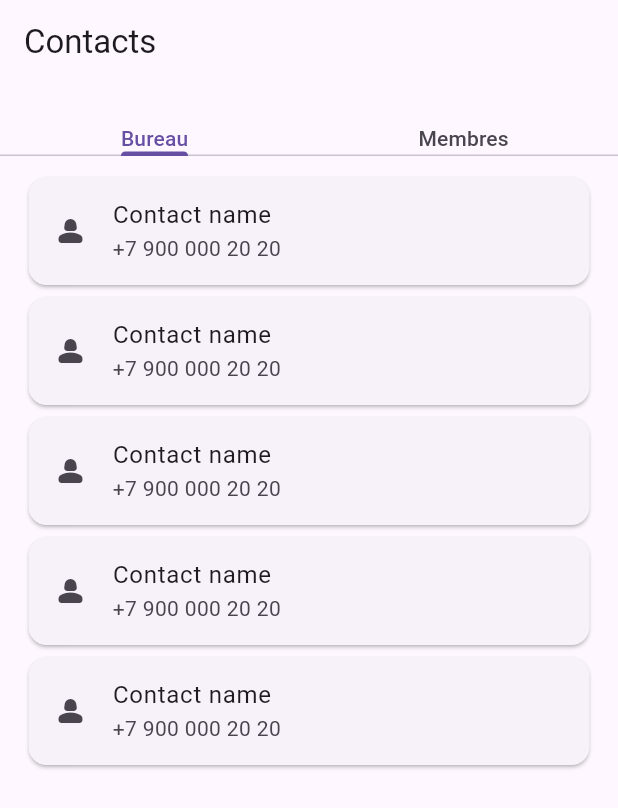
After one commit to DinoRu/Fedesie-app, a Flutter app: the ContactPage screen opened directly, on a phone screen of 412 x 824 dp. The commit adds this screen. Shown: the top 808 px of the screen. Run offline on Flutter 3.47's test engine with Material 3 defaults, Android fonts, the phone set to English and light mode, and no system bars; our stand-ins replace icons_plus, intl_phone_field, intl_phone_number_input.

Commit message:
Set contact page

```diff
--- a/lib/pages/contact_page.dart
+++ b/lib/pages/contact_page.dart
@@ -1,3 +1,5 @@
+import 'package:fedesie_app/widgets/contactBureauList.dart';
+import 'package:fedesie_app/widgets/memberContactList.dart';
 import 'package:flutter/material.dart';
 
 
@@ -6,10 +8,25 @@ class ContactPage extends StatelessWidget {
 
   @override
   Widget build(BuildContext context) {
-    return Container(
-      child: Center(
-        child: Text('Contact Page'),
-      ),
+    return DefaultTabController(
+        length: 2,
+        child: Scaffold(
+          appBar: AppBar(
+            title: Text('Contacts'),
+            bottom: TabBar(
+              tabs: [
+                Text('Bureau'),
+                Text('Membres')
+              ],
+            ),
+          ),
+          body: TabBarView(
+            children: [
+              AdminContactList(),
+              MemberContactList()
+            ],
+          ),
+        )
     );
   }
 }
--- /dev/null
+++ b/lib/widgets/contactBureauList.dart
@@ -0,0 +1,22 @@
+import 'package:fedesie_app/widgets/contact_card.dart';
+import 'package:flutter/material.dart';
+
+class AdminContactList extends StatelessWidget {
+  const AdminContactList({super.key});
+
+  @override
+  Widget build(BuildContext context) {
+    return Padding(
+      padding: const EdgeInsets.symmetric(horizontal: 15, vertical: 10),
+      child: ListView(
+        children: [
+          contact(),
+          contact(),
+          contact(),
+          contact(),
+          contact(),
+        ],
+      ),
+    );
+  }
+}
--- a/lib/widgets/contact_card.dart
+++ b/lib/widgets/contact_card.dart
@@ -1,5 +1,12 @@
 import 'package:flutter/cupertino.dart';
+import 'package:flutter/material.dart';
 
 Widget contact() {
-  return Container();
+  return Card(
+    child: ListTile(
+      leading: Icon(Icons.person_2_rounded),
+      title: Text("Contact name"),
+      subtitle: Text("+7 900 000 20 20"),
+    )
+  );
 }
--- /dev/null
+++ b/lib/widgets/memberContactList.dart
@@ -0,0 +1,24 @@
+import 'package:fedesie_app/widgets/contact_card.dart';
+import 'package:flutter/material.dart';
+
+class MemberContactList extends StatelessWidget {
+  const MemberContactList({super.key});
+
+  @override
+  Widget build(BuildContext context) {
+    return Padding(
+      padding: const EdgeInsets.symmetric(horizontal: 15, vertical: 10),
+      child: ListView(
+        children: [
+          contact(),
+          contact(),
+          contact(),
+          contact(),
+          contact(),
+          contact(),
+          contact()
+        ],
+      ),
+    );
+  }
+}
```
